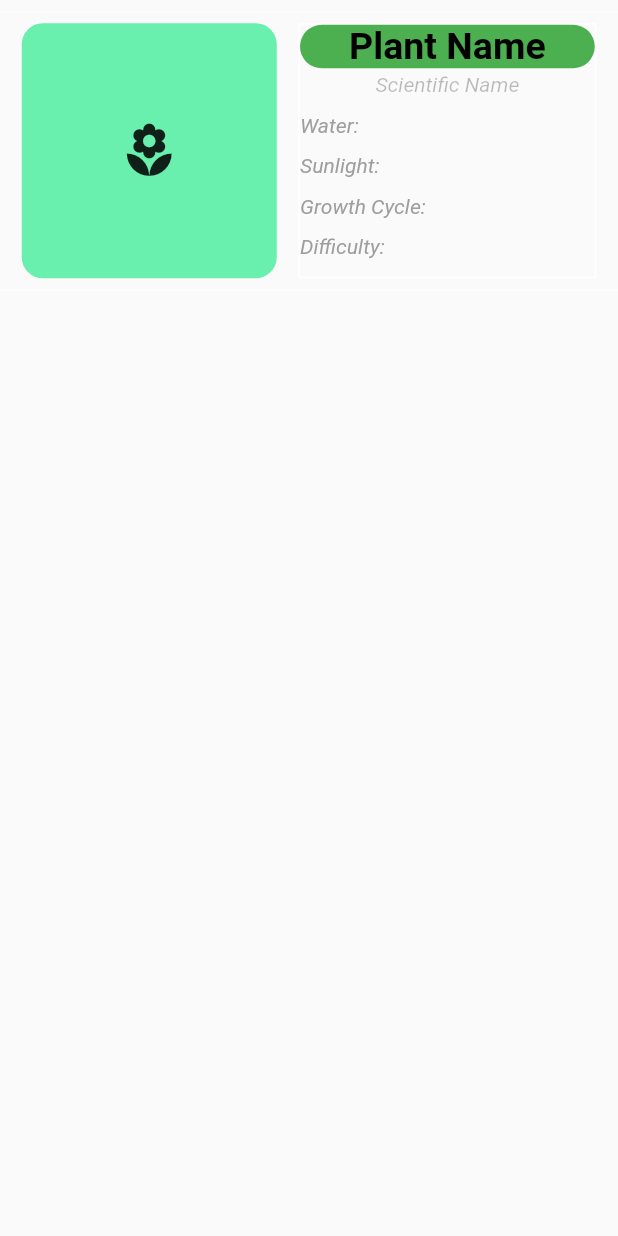
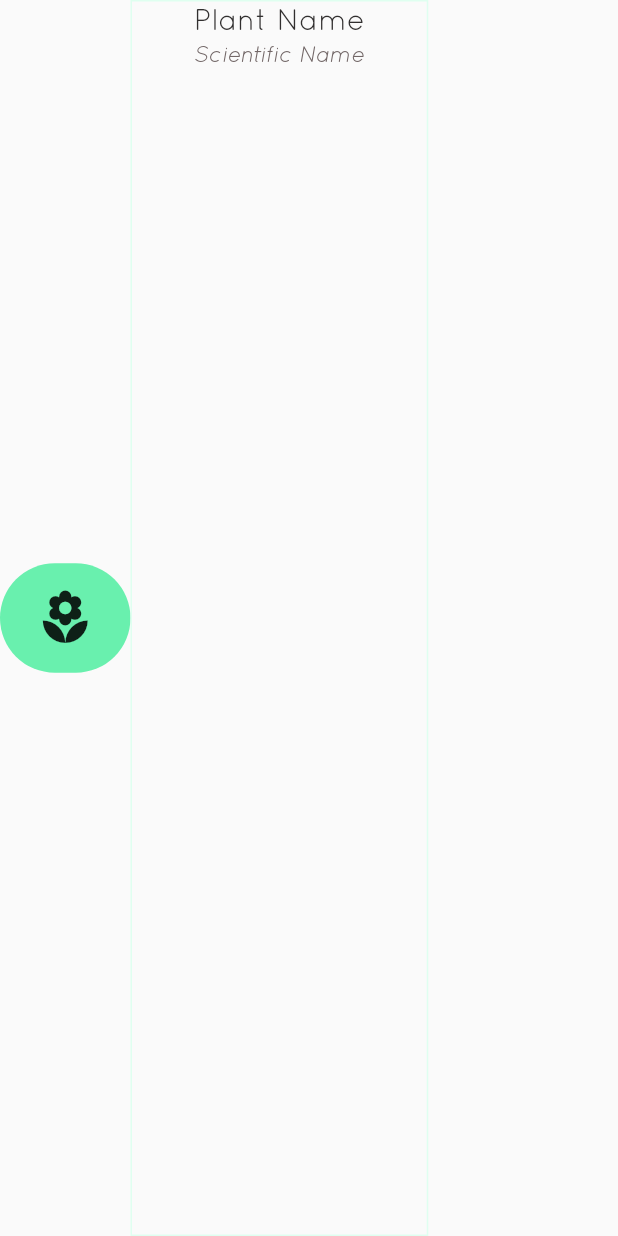
Before and after one commit to efollette/growio, a Flutter app: what plantTile() shows on an empty page, opened directly, on a phone screen of 412 x 824 dp. Run offline on Flutter 3.47's test engine with Material 2 defaults, Android fonts, the phone set to English and light mode, and no system bars; our stand-ins replace auto_size_text, google_sign_in, image_picker.

```diff
--- a/lib/wdigets/plantTile.dart
+++ b/lib/wdigets/plantTile.dart
@@ -1,5 +1,76 @@
 import 'package:flutter/material.dart';
+import 'package:flutter/widgets.dart';
 
+
+
+Container plantTile(BuildContext context){
+  return Container(
+    child: Row(
+      children: <Widget>[
+        /* Plant Image */
+        Container(
+           height: 73.0,
+            width: 87.0,
+            decoration: BoxDecoration(
+             borderRadius: BorderRadius.circular(80.0),
+             color: Colors.greenAccent,
+            ),
+            // Poster's profile picture
+            child: IconButton(
+            icon: Icon(Icons.local_florist),
+            onPressed: () => debugPrint("Go to plant"),
+            iconSize: 40.0,
+           ),
+        ),
+        /* Information */
+        Container(
+            width: MediaQuery.of(context).size.width - 213.5,
+            decoration: BoxDecoration(
+              border: Border.all(color: Color(0xFFDFFFF0)),
+            ),
+                        child: Column(
+                          children: <Widget>[
+                            SizedBox(
+                              width: double.infinity,
+                              child: Container(
+                                decoration: BoxDecoration(
+                                  borderRadius: BorderRadius.circular(15.0),
+                                ),
+                                alignment: Alignment.center,
+                                child: Text(
+                                  "Plant Name",
+                                  style: TextStyle(
+                                    fontSize: 20.0,
+                                    fontFamily: 'Quicksand',
+                                    color: Color(0xFF312F2F),
+                                  ),
+                                ),
+                              ),
+                            ),
+                            Padding(padding: const EdgeInsets.all(1.5)),
+                            SizedBox(
+                              width: double.infinity,
+                              child: Container(
+                                alignment: Alignment.center,
+                                child: Text(
+                                  "Scientific Name",
+                                  style: TextStyle(
+                                      fontSize: 15.0,
+                                      fontStyle: FontStyle.italic,
+                                      fontFamily: 'Quicksand',
+                                      color: Color(0xFF726767)),
+                                ),
+                              ),
+                            ),
+                          ],
+                        )
+        ),
+      ],
+    )
+  );
+}
+
+/*
 Column plantTile(BuildContext context) {
   return Column(
     children: <Widget>[
@@ -135,4 +206,4 @@ Column plantTile(BuildContext context) {
       ),
     ],
   );
-}
+}*/
```
Also changed, not shown: lib/ui/plantcyclopedia.dart (+51 -7 lines).
